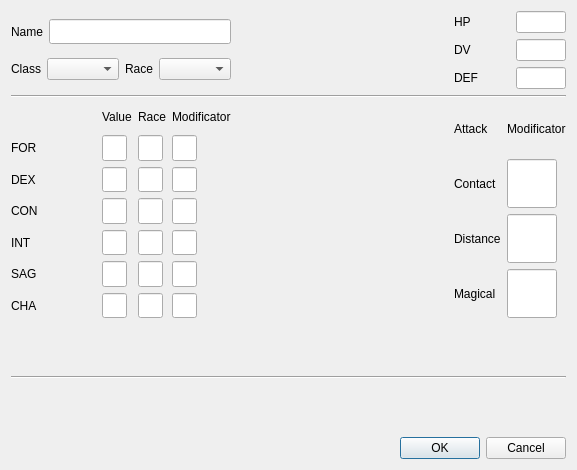
The window that createcharacterform.ui (pierre-amadio/co-character-generator) describes before a commit, drawn with Qt 5.
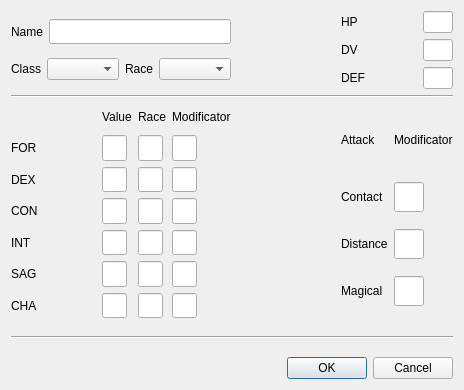
The same window after the commit. Custom widgets are drawn as their Qt base class.

What changed in the file:
```diff
--- a/createcharacterform.ui
+++ b/createcharacterform.ui
@@ -6,8 +6,8 @@
    <rect>
     <x>0</x>
     <y>0</y>
-    <width>577</width>
-    <height>470</height>
+    <width>464</width>
+    <height>390</height>
    </rect>
   </property>
   <property name="windowTitle">
@@ -79,10 +79,16 @@
       <layout class="QGridLayout" name="healthPointLayout">
        <item row="0" column="2">
         <widget class="QLineEdit" name="healthPointEdit">
+         <property name="sizePolicy">
+          <sizepolicy hsizetype="Preferred" vsizetype="Fixed">
+           <horstretch>0</horstretch>
+           <verstretch>0</verstretch>
+          </sizepolicy>
+         </property>
          <property name="maximumSize">
           <size>
-           <width>50</width>
-           <height>50</height>
+           <width>30</width>
+           <height>30</height>
           </size>
          </property>
         </widget>
@@ -107,10 +113,16 @@
        </item>
        <item row="0" column="1">
         <widget class="QLineEdit" name="dvEdit">
+         <property name="sizePolicy">
+          <sizepolicy hsizetype="Preferred" vsizetype="Fixed">
+           <horstretch>0</horstretch>
+           <verstretch>0</verstretch>
+          </sizepolicy>
+         </property>
          <property name="maximumSize">
           <size>
-           <width>50</width>
-           <height>50</height>
+           <width>30</width>
+           <height>30</height>
           </size>
          </property>
         </widget>
@@ -128,10 +140,16 @@
        </item>
        <item row="0" column="1">
         <widget class="QLineEdit" name="defEdit">
+         <property name="sizePolicy">
+          <sizepolicy hsizetype="Preferred" vsizetype="Fixed">
+           <horstretch>0</horstretch>
+           <verstretch>0</verstretch>
+          </sizepolicy>
+         </property>
          <property name="maximumSize">
           <size>
-           <width>50</width>
-           <height>50</height>
+           <width>30</width>
+           <height>30</height>
           </size>
          </property>
         </widget>
@@ -164,6 +182,18 @@
     <layout class="QGridLayout" name="attackLayout">
      <item row="0" column="0">
       <widget class="QLabel" name="attackLabel">
+       <property name="sizePolicy">
+        <sizepolicy hsizetype="Preferred" vsizetype="Minimum">
+         <horstretch>0</horstretch>
+         <verstretch>0</verstretch>
+        </sizepolicy>
+       </property>
+       <property name="maximumSize">
+        <size>
+         <width>16777215</width>
+         <height>50</height>
+        </size>
+       </property>
        <property name="text">
         <string>Attack</string>
        </property>
@@ -171,6 +201,18 @@
      </item>
      <item row="0" column="1">
       <widget class="QLabel" name="modifLabel">
+       <property name="sizePolicy">
+        <sizepolicy hsizetype="Preferred" vsizetype="Minimum">
+         <horstretch>0</horstretch>
+         <verstretch>0</verstretch>
+        </sizepolicy>
+       </property>
+       <property name="maximumSize">
+        <size>
+         <width>16777215</width>
+         <height>50</height>
+        </size>
+       </property>
        <property name="text">
         <string>Modificator</string>
        </property>
@@ -185,10 +227,16 @@
      </item>
      <item row="1" column="1">
       <widget class="QLineEdit" name="attackContactEdit">
+       <property name="sizePolicy">
+        <sizepolicy hsizetype="Preferred" vsizetype="Preferred">
+         <horstretch>0</horstretch>
+         <verstretch>0</verstretch>
+        </sizepolicy>
+       </property>
        <property name="maximumSize">
         <size>
-         <width>50</width>
-         <height>50</height>
+         <width>30</width>
+         <height>30</height>
         </size>
        </property>
       </widget>
@@ -202,10 +250,16 @@
      </item>
      <item row="2" column="1">
       <widget class="QLineEdit" name="attackDistanceEdit">
+       <property name="sizePolicy">
+        <sizepolicy hsizetype="Preferred" vsizetype="Preferred">
+         <horstretch>0</horstretch>
+         <verstretch>0</verstretch>
+        </sizepolicy>
+       </property>
        <property name="maximumSize">
         <size>
-         <width>50</width>
-         <height>50</height>
+         <width>30</width>
+         <height>30</height>
         </size>
        </property>
       </widget>
@@ -219,10 +273,16 @@
      </item>
      <item row="3" column="1">
       <widget class="QLineEdit" name="attackMagicalEdit">
+       <property name="sizePolicy">
+        <sizepolicy hsizetype="Preferred" vsizetype="Preferred">
+         <horstretch>0</horstretch>
+         <verstretch>0</verstretch>
+        </sizepolicy>
+       </property>
        <property name="maximumSize">
         <size>
-         <width>50</width>
-         <height>50</height>
+         <width>30</width>
+         <height>30</height>
         </size>
        </property>
       </widget>
```
Left out of the diff: 18 changed lines with no effect on the pictures.
